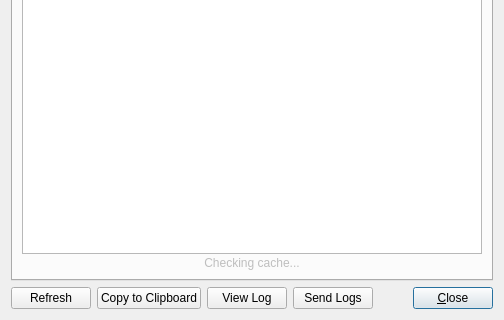
Old version of the form app/client/widgets/DiagnosticsDialog.ui in the repository dougma/lastfm-desktop; both pictures show x 0 to 504 and y 180 to 500 of the 504 by 500 pixel window.
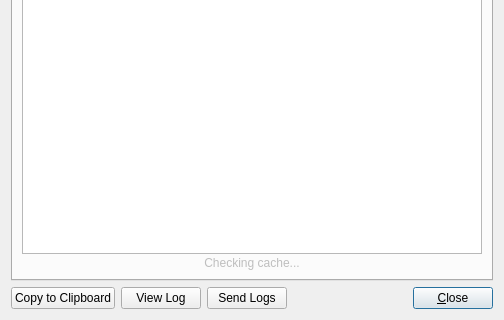
New version of the form. Custom widgets are drawn as their Qt base class.

Commit message: Status Light in DiagnosticsDialog yay

Patch:
```diff
--- a/app/client/widgets/DiagnosticsDialog.ui
+++ b/app/client/widgets/DiagnosticsDialog.ui
@@ -499,16 +499,6 @@
    </item>
    <item>
     <layout class="QHBoxLayout" >
-     <item>
-      <widget class="QPushButton" name="refreshButton" >
-       <property name="text" >
-        <string>Refresh</string>
-       </property>
-       <property name="shortcut" >
-        <string>F5</string>
-       </property>
-      </widget>
-     </item>
      <item>
       <widget class="QPushButton" name="copyToClipboardButton" >
        <property name="text" >
@@ -544,7 +534,7 @@
        <property name="sizeType" >
         <enum>QSizePolicy::Expanding</enum>
        </property>
-       <property name="sizeHint" stdset="0" >
+       <property name="sizeHint" >
         <size>
          <width>0</width>
          <height>0</height>
```
Left out of the diff: 37 changed lines with no effect on the pictures. The commit also changes 3 other files.
